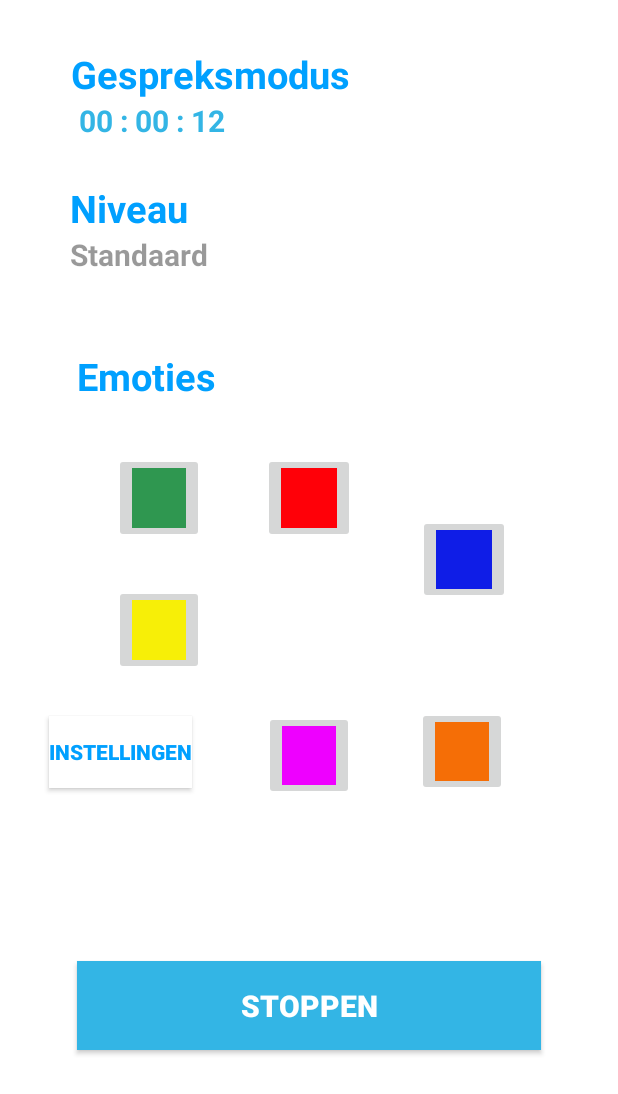
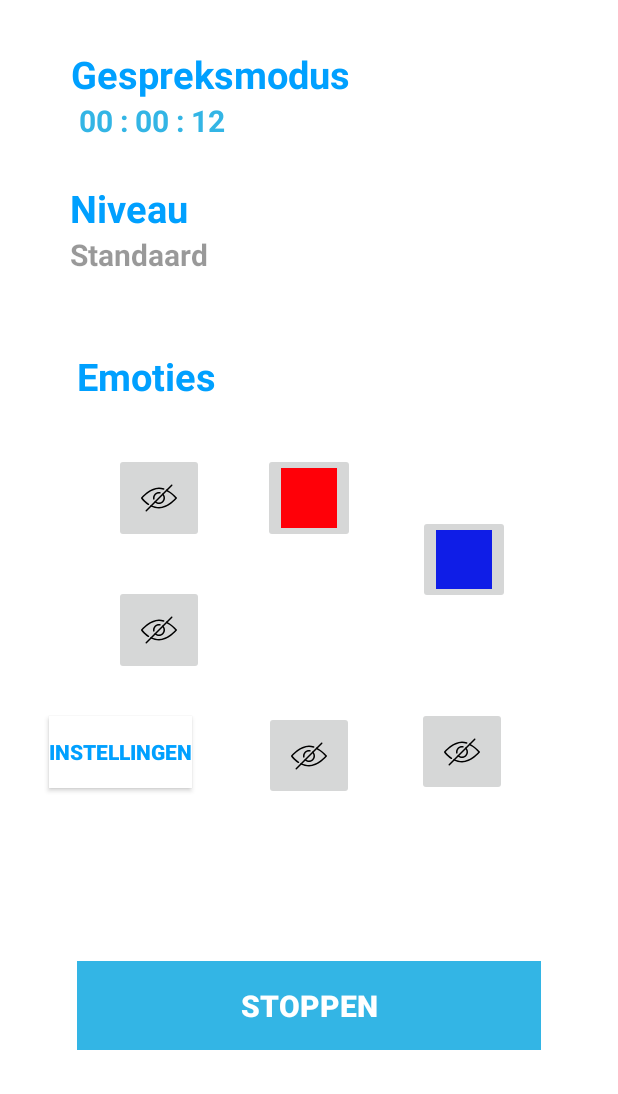
Before and after one commit to CPIJ/Cubi, an Android app: the ConversationActivity screen opened directly, with no data from a screen before it, after a tap on an icon or button, on a phone screen of 412 x 824 dp. Shown: the top 1094 px of the screen. Run offline under Robolectric (Android 15) with nearby library versions, the phone set to English and light mode, and no system bars; 3 other taps on this screen came first.

Commit message:
laat zien als een emotie uitgeschakeld is app

```diff
--- a/android/app/build.gradle
+++ b/android/app/build.gradle
@@ -8,6 +8,7 @@ android {
         targetSdkVersion 28
         versionCode 1
         versionName "1.0"
+        vectorDrawables.useSupportLibrary = true
         testInstrumentationRunner "android.support.test.runner.AndroidJUnitRunner"
     }
     buildTypes {
--- a/android/app/src/main/AndroidManifest.xml
+++ b/android/app/src/main/AndroidManifest.xml
@@ -7,8 +7,8 @@
     <application
         android:name=".Communication.Application"
         android:allowBackup="true"
-        android:icon="@mipmap/ic_launcher"
-        android:label="@string/app_name"
+        android:icon="@drawable/laadscherm"
+        android:label="Cubi"
         android:roundIcon="@mipmap/ic_launcher_round"
         android:supportsRtl="true"
         android:theme="@style/AppTheme">
--- a/android/app/src/main/java/com/cubi/app/Conversation/ConversationActivity.java
+++ b/android/app/src/main/java/com/cubi/app/Conversation/ConversationActivity.java
@@ -1,6 +1,7 @@
 package com.cubi.app.Conversation;
 
 import android.content.Intent;
+import android.graphics.Color;
 import android.support.v7.app.AppCompatActivity;
 import android.os.Bundle;
 import android.view.View;
@@ -8,47 +9,12 @@ import android.widget.Button;
 import android.widget.ImageButton;
 
 import com.cubi.app.Communication.Application;
-import com.cubi.app.Communication.Socket_Client;
-import com.cubi.app.LoadingScreen;
-import com.cubi.app.ModusScreen;
 import com.cubi.app.R;
 
 public class ConversationActivity extends AppCompatActivity {
 
     Button button_stop_conversation, button_settings;
-    ImageButton button_happy, button_anger, button_surprise, button_sad, button_fear, button_disgust;
-
-    private void updateUI()
-    {
-        if(Application.cubi.findEmotion("HAPPY").isBlacklisted())
-        {
-            button_happy. = false;
-        }
-
-        if(Application.cubi.findEmotion("ANGRY").isBlacklisted())
-        {
-            //button_anger
-        }
-
-        if(Application.cubi.findEmotion("SURPRISE").isBlacklisted())
-        {
-        }
-
-        if(Application.cubi.findEmotion("SAD").isBlacklisted())
-        {
-        }
-
-        if(Application.cubi.findEmotion("FEAR").isBlacklisted())
-        {
-        }
-
-        if(Application.cubi.findEmotion("DISGUST").isBlacklisted())
-        {
-
-        }
-
-    }
-
+    ImageButton button_happy, button_angry, button_surprise, button_sad, button_fear, button_disgust;
 
     @Override
     protected void onCreate(Bundle savedInstanceState) {
@@ -57,14 +23,13 @@ public class ConversationActivity extends AppCompatActivity {
         button_stop_conversation = findViewById(R.id.button_stop_gespreksmodus);
         button_settings = findViewById(R.id.button_Instellingen);
         button_happy = findViewById(R.id.button_toggle_happy);
-        button_anger = findViewById(R.id.button_toggle_angry);
+        button_angry = findViewById(R.id.button_toggle_angry);
         button_surprise = findViewById(R.id.button_toggle_surprise);
         button_sad = findViewById(R.id.button_toggle_sad);
         button_fear = findViewById(R.id.button_toggle_fear);
         button_disgust = findViewById(R.id.button_toggle_disgust);
 
         updateUI();
-
 
         button_stop_conversation.setOnClickListener(new View.OnClickListener() {
 
@@ -79,7 +44,6 @@ public class ConversationActivity extends AppCompatActivity {
 
             @Override
             public void onClick(View v) {
-                //Application.application.control_IO("SET_MODE:STANDBY");
                 startActivity(new Intent(ConversationActivity.this, ConversationSettingsActivity.class));
             }
         });
@@ -88,19 +52,18 @@ public class ConversationActivity extends AppCompatActivity {
 
             @Override
             public void onClick(View v) {
-               //Application.application.control_logic("TOGGLE_EMOTION:HAPPY");
-              // Application.communicator.control_logic("TOGGLE_EMOTION:HAPPY");
                Application.cubi.ToggleEmotionBlacklisted("HAPPY");
+               updateUI();
 
             }
         });
 
-        button_anger.setOnClickListener(new View.OnClickListener() {
+        button_angry.setOnClickListener(new View.OnClickListener() {
 
             @Override
             public void onClick(View v) {
-                //Application.communicator.control_logic("TOGGLE_EMOTION:ANGRY");
                 Application.cubi.ToggleEmotionBlacklisted("ANGRY");
+                updateUI();
             }
         });
 
@@ -109,7 +72,7 @@ public class ConversationActivity extends AppCompatActivity {
             @Override
             public void onClick(View v) {
                 Application.cubi.ToggleEmotionBlacklisted("SURPRISE");
-               // Application.communicator.control_logic("TOGGLE_EMOTION:SURPRISE");
+                updateUI();
             }
         });
 
@@ -117,8 +80,8 @@ public class ConversationActivity extends AppCompatActivity {
 
             @Override
             public void onClick(View v) {
-               // Application.communicator.control_logic("TOGGLE_EMOTION:SAD");
                 Application.cubi.ToggleEmotionBlacklisted("SAD");
+                updateUI();
             }
         });
 
@@ -126,8 +89,8 @@ public class ConversationActivity extends AppCompatActivity {
 
             @Override
             public void onClick(View v) {
-                //Application.communicator.control_logic("TOGGLE_EMOTION:FEAR");
                 Application.cubi.ToggleEmotionBlacklisted("FEAR");
+                updateUI();
             }
         });
 
@@ -135,9 +98,49 @@ public class ConversationActivity extends AppCompatActivity {
 
             @Override
             public void onClick(View v) {
-                //Application.communicator.control_logic("TOGGLE_EMOTION:DISGUST");
                 Application.cubi.ToggleEmotionBlacklisted("DISGUST");
+                updateUI();
             }
         });
     }
+
+    private void updateUI()
+    {
+        if(Application.cubi.findEmotion("HAPPY").isBlacklisted())
+        {
+            button_happy.setImageResource(R.drawable.ic_visibility);
+        }
+        else button_happy.setImageResource(R.color.green);
+
+        if(Application.cubi.findEmotion("ANGRY").isBlacklisted()) {
+            //button_angry
+            button_angry.setImageResource(R.drawable.ic_visibility);
+        }
+        else button_angry.setImageResource(R.color.red);
+
+        if(Application.cubi.findEmotion("SURPRISE").isBlacklisted())
+        {
+            button_surprise.setImageResource(R.drawable.ic_visibility);
+        }
+        else button_surprise.setImageResource(R.color.pink);
+
+        if(Application.cubi.findEmotion("SAD").isBlacklisted())
+        {
+            button_sad.setImageResource(R.drawable.ic_visibility);
+        }
+        else button_sad.setImageResource(R.color.blueEmotie);
+
+        if(Application.cubi.findEmotion("FEAR").isBlacklisted())
+        {
+            button_fear.setImageResource(R.drawable.ic_visibility);
+        }
+        else button_fear.setImageResource(R.color.yellow);
+
+        if(Application.cubi.findEmotion("DISGUST").isBlacklisted())
+        {
+            button_disgust.setImageResource(R.drawable.ic_visibility);
+        }
+        else button_disgust.setImageResource(R.color.orange);
+    }
+
 }
--- a/android/app/src/main/java/com/cubi/app/Cubi.java
+++ b/android/app/src/main/java/com/cubi/app/Cubi.java
@@ -8,10 +8,25 @@ public class Cubi
 {
     private String state = "";
     private ArrayList<Emotion> blacklist;
+    private ArrayList<Emotion> emotions;
+
+    private void addEmotions()
+    {
+        emotions.add(new Emotion("HAPPY"));
+        emotions.add(new Emotion("ANGRY"));
+        emotions.add(new Emotion("DISGUST"));
+        emotions.add(new Emotion("SURPRISE"));
+        emotions.add(new Emotion("FEAR"));
+        emotions.add(new Emotion("SAD"));
+
+    }
+
 
     public Cubi ()
     {
         blacklist = new ArrayList<>();
+        emotions = new ArrayList<>();
+        addEmotions();
     }
 
 
@@ -21,7 +36,7 @@ public class Cubi
 
     public Emotion findEmotion(String emotionName)
     {
-        for (Emotion e : blacklist)
+        for (Emotion e : emotions)
         {
             if (e.getName() == emotionName)
             {
@@ -48,8 +63,9 @@ public class Cubi
     {
         if(!checkInBlacklist(emotion))
         {
-            blacklist.add(emotion);
+           if( blacklist.add(emotion)) emotion.setBlacklisted(true);
         }
+
     }
 
     public void deleteEmotionFromBlacklist(Emotion emotion)
@@ -58,7 +74,7 @@ public class Cubi
         {
             return;
         }
-        blacklist.remove(emotion);
+        if(blacklist.remove(emotion)) emotion.setBlacklisted(false);
     }
 
     public void ToggleEmotionBlacklisted(String emotionName)
--- a/android/app/src/main/java/com/cubi/app/Emotion.java
+++ b/android/app/src/main/java/com/cubi/app/Emotion.java
@@ -2,24 +2,24 @@ package com.cubi.app;
 
 public class Emotion
 {
-    private static String name;
-    private static boolean blacklisted;
+    private String name;
+    private boolean blacklisted;
 
-    public Emotion (String name,  boolean blacklisted)
+    public Emotion (String name)
     {
         this.name = name;
-        this.blacklisted = blacklisted;
+        this.blacklisted = false;
     }
 
-    public static String getName() {
+    public String getName() {
         return name;
     }
 
-    public static boolean isBlacklisted() {
+    public boolean isBlacklisted() {
         return blacklisted;
     }
 
-    public static void setBlacklisted(boolean blacklisted) {
-        Emotion.blacklisted = blacklisted;
+    public void setBlacklisted(boolean bool) {
+        blacklisted = bool;
     }
 }
--- /dev/null
+++ b/android/app/src/main/res/drawable/ic_iconmonstr_speech_bubble_comments_thin.xml
@@ -0,0 +1,4 @@
+<vector android:height="100dp" android:viewportHeight="24"
+    android:viewportWidth="24" android:width="100dp" xmlns:android="http://schemas.android.com/apk/res/android">
+    <path android:fillColor="#FF000000" android:fillType="evenOdd" android:pathData="M20,15c0,0.552 -0.448,1 -1,1s-1,-0.448 -1,-1 0.448,-1 1,-1 1,0.448 1,1m-3,0c0,0.552 -0.448,1 -1,1s-1,-0.448 -1,-1 0.448,-1 1,-1 1,0.448 1,1m-3,0c0,0.552 -0.448,1 -1,1s-1,-0.448 -1,-1 0.448,-1 1,-1 1,0.448 1,1m5.415,4.946c-1,0.256 -1.989,0.482 -3.324,0.482 -3.465,0 -7.091,-2.065 -7.091,-5.423 0,-3.128 3.14,-5.672 7,-5.672 3.844,0 7,2.542 7,5.672 0,1.591 -0.646,2.527 -1.481,3.527l0.839,2.686 -2.943,-1.272zM6.627,11.625l-4.389,1.896 1.256,-4.012c-1.121,-1.341 -1.909,-2.665 -1.909,-4.699 0,-4.277 4.262,-7.756 9.5,-7.756 5.018,0 9.128,3.194 9.467,7.222 -1.19,-0.566 -2.551,-0.889 -3.967,-0.889 -4.199,0 -8,2.797 -8,6.672 0,0.712 0.147,1.4 0.411,2.049 -0.953,-0.126 -1.546,-0.272 -2.369,-0.483m17.958,-1.566c0,-2.172 -1.199,-4.015 -3.002,-5.21l0.002,-0.039c0,-5.086 -4.988,-8.756 -10.5,-8.756 -5.546,0 -10.5,3.698 -10.5,8.756 0,1.794 0.646,3.556 1.791,4.922l-1.744,5.572 6.078,-2.625c0.982,0.253 1.932,0.407 2.85,0.489 1.317,1.953 3.876,3.314 7.116,3.314 1.019,0 2.105,-0.135 3.242,-0.428l4.631,2 -1.328,-4.245c0.871,-1.042 1.364,-2.384 1.364,-3.75"/>
+</vector>
--- /dev/null
+++ b/android/app/src/main/res/drawable/ic_visibility.xml
@@ -0,0 +1,8 @@
+<vector android:height="24dp" android:viewportHeight="512.001"
+    android:viewportWidth="512.001" android:width="24dp" xmlns:android="http://schemas.android.com/apk/res/android">
+    <path android:fillColor="#FF000000" android:pathData="M316.332,195.662c-4.16,-4.16 -10.923,-4.16 -15.083,0c-4.16,4.16 -4.16,10.944 0,15.083c12.075,12.075 18.752,28.139 18.752,45.248c0,35.285 -28.715,64 -64,64c-17.109,0 -33.173,-6.656 -45.248,-18.752c-4.16,-4.16 -10.923,-4.16 -15.083,0c-4.16,4.139 -4.16,10.923 0,15.083c16.085,16.128 37.525,25.003 60.331,25.003c47.061,0 85.333,-38.272 85.333,-85.333C341.334,233.187 332.46,211.747 316.332,195.662z"/>
+    <path android:fillColor="#FF000000" android:pathData="M270.87,172.131c-4.843,-0.853 -9.792,-1.472 -14.869,-1.472c-47.061,0 -85.333,38.272 -85.333,85.333c0,5.077 0.619,10.027 1.493,14.869c0.917,5.163 5.419,8.811 10.475,8.811c0.619,0 1.237,-0.043 1.877,-0.171c5.781,-1.024 9.664,-6.571 8.64,-12.352c-0.661,-3.627 -1.152,-7.317 -1.152,-11.157c0,-35.285 28.715,-64 64,-64c3.84,0 7.531,0.491 11.157,1.131c5.675,1.152 11.328,-2.859 12.352,-8.64C280.534,178.702 276.652,173.155 270.87,172.131z"/>
+    <path android:fillColor="#FF000000" android:pathData="M509.462,249.102c-2.411,-2.859 -60.117,-70.208 -139.712,-111.445c-5.163,-2.709 -11.669,-0.661 -14.379,4.587c-2.709,5.227 -0.661,11.669 4.587,14.379c61.312,31.744 110.293,81.28 127.04,99.371c-25.429,27.541 -125.504,128 -230.997,128c-35.797,0 -71.872,-8.64 -107.264,-25.707c-5.248,-2.581 -11.669,-0.341 -14.229,4.971c-2.581,5.291 -0.341,11.669 4.971,14.229c38.293,18.496 77.504,27.84 116.523,27.84c131.435,0 248.555,-136.619 253.483,-142.443C512.854,258.915 512.833,253.091 509.462,249.102z"/>
+    <path android:fillColor="#FF000000" android:pathData="M325.996,118.947c-24.277,-8.171 -47.829,-12.288 -69.995,-12.288c-131.435,0 -248.555,136.619 -253.483,142.443c-3.115,3.669 -3.371,9.003 -0.597,12.992c1.472,2.112 36.736,52.181 97.856,92.779c1.813,1.216 3.84,1.792 5.888,1.792c3.435,0 6.827,-1.664 8.875,-4.8c3.264,-4.885 1.92,-11.52 -2.987,-14.763c-44.885,-29.845 -75.605,-65.877 -87.104,-80.533c24.555,-26.667 125.291,-128.576 231.552,-128.576c19.861,0 41.131,3.755 63.189,11.157c5.589,2.005 11.648,-1.088 13.504,-6.699C334.572,126.862 331.585,120.825 325.996,118.947z"/>
+    <path android:fillColor="#FF000000" android:pathData="M444.865,67.128c-4.16,-4.16 -10.923,-4.16 -15.083,0L67.116,429.795c-4.16,4.16 -4.16,10.923 0,15.083c2.091,2.069 4.821,3.115 7.552,3.115c2.731,0 5.461,-1.045 7.531,-3.115L444.865,82.211C449.025,78.051 449.025,71.288 444.865,67.128z"/>
+</vector>
--- a/android/app/src/main/res/layout/activity_conversation.xml
+++ b/android/app/src/main/res/layout/activity_conversation.xml
@@ -30,6 +30,7 @@
         android:layout_marginTop="32dp"
         android:layout_marginEnd="179dp"
         android:text="Gespreksmodus"
+        android:enabled="false"
         android:textColor="@color/blue"
         android:textSize="25dp"
         android:textStyle="bold"
@@ -155,6 +156,7 @@
         android:layout_marginEnd="51dp"
         android:layout_marginBottom="43dp"
         android:background="@android:color/holo_blue_light"
+        android:enabled="false"
         android:text="Stoppen"
         android:textColor="@android:color/white"
         android:textSize="20dp"
```
Also changed, not shown: android/app/src/main/java/com/cubi/app/Training/TrainingActivity.java (+63 -2 lines), android/app/src/main/res/drawable/ic_hat.xml (added, +9 -0 lines), android/app/src/main/res/drawable/ic_speech_bubble.xml (added, +9 -0 lines), android/app/src/main/res/layout/activity_modus_screen.xml (+6 -5 lines), android/app/src/main/res/layout/activity_training.xml (+46 -43 lines).
